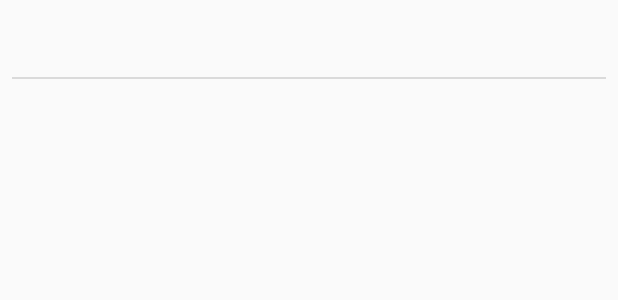
After one commit to natansevero/sunshine-app, an Android app: the layout data_list_item.xml on its own in the app's theme, with its tools: preview values and no code run, on a phone screen of 412 x 824 dp. The commit adds this screen. Shown: the top 300 px of the screen. Run offline under Robolectric (Android 15) with nearby library versions, the phone set to English and light mode, and no system bars.

Commit message:
Implementando RecyclerView

```diff
--- a/app/build.gradle
+++ b/app/build.gradle
@@ -15,14 +15,19 @@ android {
             minifyEnabled false
             proguardFiles getDefaultProguardFile('proguard-android.txt'), 'proguard-rules.pro'
         }
+        debug {
+            debuggable true
+        }
     }
 }
 
 dependencies {
     implementation fileTree(dir: 'libs', include: ['*.jar'])
     implementation 'com.android.support:appcompat-v7:27.1.1'
+    implementation 'com.android.support:recyclerview-v7:27.1.1'
     implementation 'com.android.support.constraint:constraint-layout:1.1.0'
     testImplementation 'junit:junit:4.12'
     androidTestImplementation 'com.android.support.test:runner:1.0.2'
     androidTestImplementation 'com.android.support.test.espresso:espresso-core:3.0.2'
+
 }
--- /dev/null
+++ b/app/src/main/res/layout/data_list_item.xml
@@ -0,0 +1,20 @@
+<?xml version="1.0" encoding="utf-8"?>
+<LinearLayout xmlns:android="http://schemas.android.com/apk/res/android"
+    android:orientation="vertical"
+    android:layout_width="match_parent"
+    android:layout_height="wrap_content">
+
+    <TextView
+        android:id="@+id/tv_weather_data"
+        android:layout_width="wrap_content"
+        android:layout_height="wrap_content"
+        android:padding="16dp" />
+
+    <View
+        android:layout_width="match_parent"
+        android:layout_height="1dp"
+        android:layout_marginRight="8dp"
+        android:layout_marginLeft="8dp"
+        android:background="#dadada" />
+
+</LinearLayout>
```
Also changed, not shown: app/src/main/java/com/example/natan/sunshine/ForecastAdapter.java (added, +68 -0 lines), app/src/main/java/com/example/natan/sunshine/MainActivity.java (+26 -10 lines), app/src/main/java/com/example/natan/sunshine/Util.java (+6 -5 lines), app/src/main/res/layout/activity_main.xml (+4 -10 lines).
